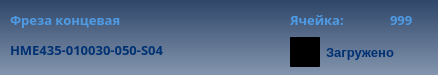
First picture: the form in client/GUI/ui/widgets/widget_15_mass_load.ui, repository komrade2801/AutoSklad, before the edit.
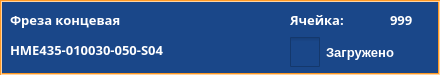
Second picture: the form after the edit. Icons and pictures are not drawn.

The edit to the form file:
```diff
--- a/client/GUI/ui/widgets/widget_15_mass_load.ui
+++ b/client/GUI/ui/widgets/widget_15_mass_load.ui
@@ -6,7 +6,7 @@
    <rect>
     <x>0</x>
     <y>0</y>
-    <width>438</width>
+    <width>440</width>
     <height>75</height>
    </rect>
   </property>
@@ -17,7 +17,19 @@
    <enum>Qt::LeftToRight</enum>
   </property>
   <property name="styleSheet">
-   <string notr="true">background-color: qlineargradient(spread:pad, x1:0.5, y1:0, x2:0.5, y2:1, stop:0 rgba(47, 70, 105, 255), stop:1 rgba(131, 149, 174, 255));</string>
+   <string notr="true">QLabel {
+	color: #FFFFFF;
+	border-width: 0px;
+	border-radius: 0px;
+}
+#background {
+	color: #FFFFFF;
+	background-color: #1A4789;
+	border-width: 2px;
+	border-style: groove;
+	border-color: #ff9923;
+	border-radius: 0px;
+}</string>
   </property>
   <widget class="QLabel" name="group_name">
    <property name="geometry">
@@ -34,88 +46,55 @@
       <colorrole role="WindowText">
        <brush brushstyle="SolidPattern">
         <color alpha="255">
-         <red>78</red>
-         <green>155</green>
-         <blue>229</blue>
+         <red>255</red>
+         <green>255</green>
+         <blue>255</blue>
         </color>
        </brush>
       </colorrole>
       <colorrole role="Button">
-       <brush brushstyle="LinearGradientPattern">
-        <gradient startx="0.000000000000000" starty="0.000000000000000" endx="1.000000000000000" endy="0.000000000000000" type="LinearGradient" spread="PadSpread" coordinatemode="ObjectBoundingMode">
-         <gradientstop position="0.000000000000000">
-          <color alpha="0">
-           <red>0</red>
-           <green>0</green>
-           <blue>0</blue>
-          </color>
-         </gradientstop>
-         <gradientstop position="1.000000000000000">
-          <color alpha="0">
-           <red>255</red>
-           <green>255</green>
-           <blue>255</blue>
-          </color>
-         </gradientstop>
-        </gradient>
+       <brush brushstyle="SolidPattern">
+        <color alpha="255">
+         <red>26</red>
+         <green>71</green>
+         <blue>137</blue>
+        </color>
        </brush>
       </colorrole>
       <colorrole role="Text">
        <brush brushstyle="SolidPattern">
         <color alpha="255">
-         <red>78</red>
-         <green>155</green>
-         <blue>229</blue>
+         <red>255</red>
+         <green>255</green>
+         <blue>255</blue>
         </color>
        </brush>
       </colorrole>
       <colorrole role="ButtonText">
        <brush brushstyle="SolidPattern">
         <color alpha="255">
-         <red>78</red>
-         <green>155</green>
-         <blue>229</blue>
+         <red>255</red>
+         <green>255</green>
+         <blue>255</blue>
         </color>
        </brush>
       </colorrole>
       <colorrole role="Base">
-       <brush brushstyle="LinearGradientPattern">
-        <gradient startx="0.000000000000000" starty="0.000000000000000" endx="1.000000000000000" endy="0.000000000000000" type="LinearGradient" spread="PadSpread" coordinatemode="ObjectBoundingMode">
-         <gradientstop position="0.000000000000000">
-          <color alpha="0">
-           <red>0</red>
-           <green>0</green>
-           <blue>0</blue>
-          </color>
-         </gradientstop>
-         <gradientstop position="1.000000000000000">
-          <color alpha="0">
-           <red>255</red>
-           <green>255</green>
-           <blue>255</blue>
-          </color>
-         </gradientstop>
-        </gradient>
+       <brush brushstyle="SolidPattern">
+        <color alpha="255">
+         <red>26</red>
+         <green>71</green>
+         <blue>137</blue>
+        </color>
        </brush>
       </colorrole>
       <colorrole role="Window">
-       <brush brushstyle="LinearGradientPattern">
-        <gradient startx="0.000000000000000" starty="0.000000000000000" endx="1.000000000000000" endy="0.000000000000000" type="LinearGradient" spread="PadSpread" coordinatemode="ObjectBoundingMode">
-         <gradientstop position="0.000000000000000">
-          <color alpha="0">
-           <red>0</red>
-           <green>0</green>
-           <blue>0</blue>
-          </color>
-         </gradientstop>
-         <gradientstop position="1.000000000000000">
-          <color alpha="0">
-           <red>255</red>
-           <green>255</green>
-           <blue>255</blue>
-          </color>
-         </gradientstop>
-        </gradient>
+       <brush brushstyle="SolidPattern">
+        <color alpha="255">
+         <red>26</red>
+         <green>71</green>
+         <blue>137</blue>
+        </color>
        </brush>
       </colorrole>
       <colorrole role="PlaceholderText">
@@ -132,88 +111,55 @@
       <colorrole role="WindowText">
        <brush brushstyle="SolidPattern">
         <color alpha="255">
-         <red>78</red>
-         <green>155</green>
-         <blue>229</blue>
+         <red>255</red>
+         <green>255</green>
+         <blue>255</blue>
         </color>
        </brush>
       </colorrole>
       <colorrole role="Button">
-       <brush brushstyle="LinearGradientPattern">
-        <gradient startx="0.000000000000000" starty="0.000000000000000" endx="1.000000000000000" endy="0.000000000000000" type="LinearGradient" spread="PadSpread" coordinatemode="ObjectBoundingMode">
-         <gradientstop position="0.000000000000000">
-          <color alpha="0">
-           <red>0</red>
-           <green>0</green>
-           <blue>0</blue>
-          </color>
-         </gradientstop>
-         <gradientstop position="1.000000000000000">
-          <color alpha="0">
-           <red>255</red>
-           <green>255</green>
-           <blue>255</blue>
-          </color>
-         </gradientstop>
-        </gradient>
+       <brush brushstyle="SolidPattern">
+        <color alpha="255">
+         <red>26</red>
+         <green>71</green>
+         <blue>137</blue>
+        </color>
        </brush>
       </colorrole>
       <colorrole role="Text">
        <brush brushstyle="SolidPattern">
         <color alpha="255">
-         <red>78</red>
-         <green>155</green>
-         <blue>229</blue>
+         <red>255</red>
+         <green>255</green>
+         <blue>255</blue>
         </color>
        </brush>
       </colorrole>
       <colorrole role="ButtonText">
        <brush brushstyle="SolidPattern">
         <color alpha="255">
-         <red>78</red>
-         <green>155</green>
-         <blue>229</blue>
+         <red>255</red>
+         <green>255</green>
+         <blue>255</blue>
         </color>
        </brush>
       </colorrole>
       <colorrole role="Base">
-       <brush brushstyle="LinearGradientPattern">
-        <gradient startx="0.000000000000000" starty="0.000000000000000" endx="1.000000000000000" endy="0.000000000000000" type="LinearGradient" spread="PadSpread" coordinatemode="ObjectBoundingMode">
-         <gradientstop position="0.000000000000000">
-          <color alpha="0">
-           <red>0</red>
-           <green>0</green>
-           <blue>0</blue>
-          </color>
-         </gradientstop>
-         <gradientstop position="1.000000000000000">
-          <color alpha="0">
-           <red>255</red>
-           <green>255</green>
-           <blue>255</blue>
-          </color>
-         </gradientstop>
-        </gradient>
+       <brush brushstyle="SolidPattern">
+        <color alpha="255">
+         <red>26</red>
+         <green>71</green>
+         <blue>137</blue>
+        </color>
        </brush>
       </colorrole>
       <colorrole role="Window">
-       <brush brushstyle="LinearGradientPattern">
-        <gradient startx="0.000000000000000" starty="0.000000000000000" endx="1.000000000000000" endy="0.000000000000000" type="LinearGradient" spread="PadSpread" coordinatemode="ObjectBoundingMode">
-         <gradientstop position="0.000000000000000">
-          <color alpha="0">
-           <red>0</red>
-           <green>0</green>
-           <blue>0</blue>
-          </color>
-         </gradientstop>
-         <gradientstop position="1.000000000000000">
-          <color alpha="0">
-           <red>255</red>
-           <green>255</green>
-           <blue>255</blue>
-          </color>
-         </gradientstop>
-        </gradient>
+       <brush brushstyle="SolidPattern">
+        <color alpha="255">
+         <red>26</red>
+         <green>71</green>
+         <blue>137</blue>
+        </color>
        </brush>
       </colorrole>
       <colorrole role="PlaceholderText">
@@ -230,88 +176,55 @@
       <colorrole role="WindowText">
        <brush brushstyle="SolidPattern">
         <color alpha="255">
-         <red>78</red>
-         <green>155</green>
-         <blue>229</blue>
+         <red>255</red>
+         <green>255</green>
+         <blue>255</blue>
         </color>
        </brush>
       </colorrole>
       <colorrole role="Button">
-       <brush brushstyle="LinearGradientPattern">
-        <gradient startx="0.000000000000000" starty="0.000000000000000" endx="1.000000000000000" endy="0.000000000000000" type="LinearGradient" spread="PadSpread" coordinatemode="ObjectBoundingMode">
-         <gradientstop position="0.000000000000000">
-          <color alpha="0">
-           <red>0</red>
-           <green>0</green>
-           <blue>0</blue>
-          </color>
-         </gradientstop>
-         <gradientstop position="1.000000000000000">
-          <color alpha="0">
-           <red>255</red>
-           <green>255</green>
-           <blue>255</blue>
-          </color>
-         </gradientstop>
-        </gradient>
+       <brush brushstyle="SolidPattern">
+        <color alpha="255">
+         <red>26</red>
+         <green>71</green>
+         <blue>137</blue>
+        </color>
        </brush>
       </colorrole>
       <colorrole role="Text">
        <brush brushstyle="SolidPattern">
         <color alpha="255">
-         <red>78</red>
-         <green>155</green>
-         <blue>229</blue>
+         <red>255</red>
+         <green>255</green>
+         <blue>255</blue>
         </color>
        </brush>
       </colorrole>
       <colorrole role="ButtonText">
        <brush brushstyle="SolidPattern">
         <color alpha="255">
-         <red>78</red>
-         <green>155</green>
-         <blue>229</blue>
+         <red>255</red>
+         <green>255</green>
+         <blue>255</blue>
         </color>
        </brush>
       </colorrole>
       <colorrole role="Base">
-       <brush brushstyle="LinearGradientPattern">
-        <gradient startx="0.000000000000000" starty="0.000000000000000" endx="1.000000000000000" endy="0.000000000000000" type="LinearGradient" spread="PadSpread" coordinatemode="ObjectBoundingMode">
-         <gradientstop position="0.000000000000000">
-          <color alpha="0">
-           <red>0</red>
-           <green>0</green>
-           <blue>0</blue>
-          </color>
-         </gradientstop>
-         <gradientstop position="1.000000000000000">
-          <color alpha="0">
-           <red>255</red>
-           <green>255</green>
-           <blue>255</blue>
-          </color>
-         </gradientstop>
-        </gradient>
+       <brush brushstyle="SolidPattern">
+        <color alpha="255">
+         <red>26</red>
+         <green>71</green>
+         <blue>137</blue>
+        </color>
        </brush>
       </colorrole>
       <colorrole role="Window">
-       <brush brushstyle="LinearGradientPattern">
-        <gradient startx="0.000000000000000" starty="0.000000000000000" endx="1.000000000000000" endy="0.000000000000000" type="LinearGradient" spread="PadSpread" coordinatemode="ObjectBoundingMode">
-         <gradientstop position="0.000000000000000">
-          <color alpha="0">
-           <red>0</red>
-           <green>0</green>
-           <blue>0</blue>
-          </color>
-         </gradientstop>
-         <gradientstop position="1.000000000000000">
-          <color alpha="0">
-           <red>255</red>
-           <green>255</green>
-           <blue>255</blue>
-          </color>
-         </gradientstop>
-        </gradient>
+       <brush brushstyle="SolidPattern">
+        <color alpha="255">
+         <red>26</red>
+         <green>71</green>
+         <blue>137</blue>
+        </color>
        </brush>
       </colorrole>
       <colorrole role="PlaceholderText">
@@ -330,12 +243,15 @@
     <font>
      <family>Arial Black</family>
      <pointsize>10</pointsize>
+     <weight>75</weight>
      <bold>true</bold>
     </font>
    </property>
    <property name="styleSheet">
-    <string notr="true">color: rgb(78, 155, 229);
-background-color: qlineargradient(spread:pad, x1:0, y1:0, x2:1, y2:0, stop:0 rgba(0, 0, 0, 0), stop:1 rgba(255, 255, 255, 0));</string>
+    <string notr="true">color: #FFFFFF;
+background-color: #1A4789;
+border-width: 0px;
+border-radius: 0px;</string>
    </property>
    <property name="text">
     <string>Фреза концевая</string>
@@ -359,88 +275,55 @@
       <colorrole role="WindowText">
        <brush brushstyle="SolidPattern">
         <color alpha="255">
-         <red>0</red>
-         <green>49</green>
-         <blue>114</blue>
+         <red>255</red>
+         <green>255</green>
+         <blue>255</blue>
         </color>
        </brush>
       </colorrole>
       <colorrole role="Button">
-       <brush brushstyle="LinearGradientPattern">
-        <gradient startx="0.000000000000000" starty="0.000000000000000" endx="1.000000000000000" endy="0.000000000000000" type="LinearGradient" spread="PadSpread" coordinatemode="ObjectBoundingMode">
-         <gradientstop position="0.000000000000000">
-          <color alpha="0">
-           <red>0</red>
-           <green>0</green>
-           <blue>0</blue>
-          </color>
-         </gradientstop>
-         <gradientstop position="1.000000000000000">
-          <color alpha="0">
-           <red>255</red>
-           <green>255</green>
-           <blue>255</blue>
-          </color>
-         </gradientstop>
-        </gradient>
+       <brush brushstyle="SolidPattern">
+        <color alpha="255">
+         <red>26</red>
+         <green>71</green>
+         <blue>137</blue>
+        </color>
        </brush>
       </colorrole>
       <colorrole role="Text">
        <brush brushstyle="SolidPattern">
         <color alpha="255">
-         <red>0</red>
-         <green>49</green>
-         <blue>114</blue>
+         <red>255</red>
+         <green>255</green>
+         <blue>255</blue>
         </color>
        </brush>
       </colorrole>
       <colorrole role="ButtonText">
        <brush brushstyle="SolidPattern">
         <color alpha="255">
-         <red>0</red>
-         <green>49</green>
-         <blue>114</blue>
+         <red>255</red>
+         <green>255</green>
+         <blue>255</blue>
         </color>
        </brush>
       </colorrole>
       <colorrole role="Base">
-       <brush brushstyle="LinearGradientPattern">
-        <gradient startx="0.000000000000000" starty="0.000000000000000" endx="1.000000000000000" endy="0.000000000000000" type="LinearGradient" spread="PadSpread" coordinatemode="ObjectBoundingMode">
-         <gradientstop position="0.000000000000000">
-          <color alpha="0">
-           <red>0</red>
-           <green>0</green>
-           <blue>0</blue>
-          </color>
-         </gradientstop>
-         <gradientstop position="1.000000000000000">
-          <color alpha="0">
-           <red>255</red>
-           <green>255</green>
-           <blue>255</blue>
-          </color>
-         </gradientstop>
-        </gradient>
+       <brush brushstyle="SolidPattern">
+        <color alpha="255">
+         <red>26</red>
+         <green>71</green>
+         <blue>137</blue>
+        </color>
        </brush>
       </colorrole>
       <colorrole role="Window">
-       <brush brushstyle="LinearGradientPattern">
-        <gradient startx="0.000000000000000" starty="0.000000000000000" endx="1.000000000000000" endy="0.000000000000000" type="LinearGradient" spread="PadSpread" coordinatemode="ObjectBoundingMode">
-         <gradientstop position="0.000000000000000">
-          <color alpha="0">
-           <red>0</red>
-           <green>0</green>
-           <blue>0</blue>
-          </color>
-         </gradientstop>
-         <gradientstop position="1.000000000000000">
-          <color alpha="0">
-           <red>255</red>
-           <green>255</green>
-           <blue>255</blue>
-          </color>
-         </gradientstop>
-        </gradient>
+       <brush brushstyle="SolidPattern">
+        <color alpha="255">
+         <red>26</red>
+         <green>71</green>
+         <blue>137</blue>
+        </color>
        </brush>
       </colorrole>
       <colorrole role="PlaceholderText">
@@ -457,88 +340,55 @@
       <colorrole role="WindowText">
        <brush brushstyle="SolidPattern">
         <color alpha="255">
-         <red>0</red>
-         <green>49</green>
-         <blue>114</blue>
+         <red>255</red>
+         <green>255</green>
+         <blue>255</blue>
         </color>
        </brush>
       </colorrole>
       <colorrole role="Button">
-       <brush brushstyle="LinearGradientPattern">
-        <gradient startx="0.000000000000000" starty="0.000000000000000" endx="1.000000000000000" endy="0.000000000000000" type="LinearGradient" spread="PadSpread" coordinatemode="ObjectBoundingMode">
-         <gradientstop position="0.000000000000000">
-          <color alpha="0">
-           <red>0</red>
-           <green>0</green>
-           <blue>0</blue>
-          </color>
-         </gradientstop>
-         <gradientstop position="1.000000000000000">
-          <color alpha="0">
-           <red>255</red>
-           <green>255</green>
-           <blue>255</blue>
-          </color>
-         </gradientstop>
-        </gradient>
+       <brush brushstyle="SolidPattern">
+        <color alpha="255">
+         <red>26</red>
+         <green>71</green>
+         <blue>137</blue>
+        </color>
        </brush>
       </colorrole>
       <colorrole role="Text">
        <brush brushstyle="SolidPattern">
         <color alpha="255">
-         <red>0</red>
-         <green>49</green>
-         <blue>114</blue>
+         <red>255</red>
+         <green>255</green>
+         <blue>255</blue>
         </color>
        </brush>
       </colorrole>
       <colorrole role="ButtonText">
        <brush brushstyle="SolidPattern">
         <color alpha="255">
-         <red>0</red>
-         <green>49</green>
-         <blue>114</blue>
+         <red>255</red>
+         <green>255</green>
+         <blue>255</blue>
         </color>
        </brush>
       </colorrole>
       <colorrole role="Base">
-       <brush brushstyle="LinearGradientPattern">
-        <gradient startx="0.000000000000000" starty="0.000000000000000" endx="1.000000000000000" endy="0.000000000000000" type="LinearGradient" spread="PadSpread" coordinatemode="ObjectBoundingMode">
-         <gradientstop position="0.000000000000000">
-          <color alpha="0">
-           <red>0</red>
-           <green>0</green>
-           <blue>0</blue>
-          </color>
-         </gradientstop>
-         <gradientstop position="1.000000000000000">
-          <color alpha="0">
-           <red>255</red>
-           <green>255</green>
-           <blue>255</blue>
-          </color>
-         </gradientstop>
-        </gradient>
+       <brush brushstyle="SolidPattern">
+        <color alpha="255">
+         <red>26</red>
+         <green>71</green>
+         <blue>137</blue>
+        </color>
        </brush>
       </colorrole>
       <colorrole role="Window">
-       <brush brushstyle="LinearGradientPattern">
-        <gradient startx="0.000000000000000" starty="0.000000000000000" endx="1.000000000000000" endy="0.000000000000000" type="LinearGradient" spread="PadSpread" coordinatemode="ObjectBoundingMode">
-         <gradientstop position="0.000000000000000">
-          <color alpha="0">
-           <red>0</red>
-           <green>0</green>
-           <blue>0</blue>
-          </color>
-         </gradientstop>
-         <gradientstop position="1.000000000000000">
-          <color alpha="0">
-           <red>255</red>
-           <green>255</green>
-           <blue>255</blue>
-          </color>
-         </gradientstop>
-        </gradient>
+       <brush brushstyle="SolidPattern">
+        <color alpha="255">
+         <red>26</red>
+         <green>71</green>
+         <blue>137</blue>
+        </color>
        </brush>
       </colorrole>
       <colorrole role="PlaceholderText">
@@ -555,88 +405,55 @@
       <colorrole role="WindowText">
        <brush brushstyle="SolidPattern">
         <color alpha="255">
-         <red>0</red>
-         <green>49</green>
-         <blue>114</blue>
+         <red>255</red>
+         <green>255</green>
+         <blue>255</blue>
         </color>
        </brush>
       </colorrole>
       <colorrole role="Button">
-       <brush brushstyle="LinearGradientPattern">
-        <gradient startx="0.000000000000000" starty="0.000000000000000" endx="1.000000000000000" endy="0.000000000000000" type="LinearGradient" spread="PadSpread" coordinatemode="ObjectBoundingMode">
-         <gradientstop position="0.000000000000000">
-          <color alpha="0">
-           <red>0</red>
-           <green>0</green>
-           <blue>0</blue>
-          </color>
-         </gradientstop>
-         <gradientstop position="1.000000000000000">
-          <color alpha="0">
-           <red>255</red>
-           <green>255</green>
-           <blue>255</blue>
-          </color>
-         </gradientstop>
-        </gradient>
+       <brush brushstyle="SolidPattern">
+        <color alpha="255">
+         <red>26</red>
+         <green>71</green>
+         <blue>137</blue>
+        </color>
        </brush>
       </colorrole>
       <colorrole role="Text">
        <brush brushstyle="SolidPattern">
         <color alpha="255">
-         <red>0</red>
-         <green>49</green>
-         <blue>114</blue>
+         <red>255</red>
+         <green>255</green>
+         <blue>255</blue>
         </color>
        </brush>
       </colorrole>
       <colorrole role="ButtonText">
        <brush brushstyle="SolidPattern">
         <color alpha="255">
-         <red>0</red>
-         <green>49</green>
-         <blue>114</blue>
+         <red>255</red>
+         <green>255</green>
+         <blue>255</blue>
         </color>
        </brush>
       </colorrole>
       <colorrole role="Base">
-       <brush brushstyle="LinearGradientPattern">
-        <gradient startx="0.000000000000000" starty="0.000000000000000" endx="1.000000000000000" endy="0.000000000000000" type="LinearGradient" spread="PadSpread" coordinatemode="ObjectBoundingMode">
-         <gradientstop position="0.000000000000000">
-          <color alpha="0">
-           <red>0</red>
-           <green>0</green>
-           <blue>0</blue>
-          </color>
-         </gradientstop>
-         <gradientstop position="1.000000000000000">
-          <color alpha="0">
-           <red>255</red>
-           <green>255</green>
-           <blue>255</blue>
-          </color>
-         </gradientstop>
-        </gradient>
+       <brush brushstyle="SolidPattern">
+        <color alpha="255">
+         <red>26</red>
+         <green>71</green>
+         <blue>137</blue>
+        </color>
        </brush>
       </colorrole>
       <colorrole role="Window">
-       <brush brushstyle="LinearGradientPattern">
-        <gradient startx="0.000000000000000" starty="0.000000000000000" endx="1.000000000000000" endy="0.000000000000000" type="LinearGradient" spread="PadSpread" coordinatemode="ObjectBoundingMode">
-         <gradientstop position="0.000000000000000">
-          <color alpha="0">
-           <red>0</red>
-           <green>0</green>
-           <blue>0</blue>
-          </color>
-         </gradientstop>
-         <gradientstop position="1.000000000000000">
-          <color alpha="0">
-           <red>255</red>
-           <green>255</green>
-           <blue>255</blue>
-          </color>
-         </gradientstop>
-        </gradient>
+       <brush brushstyle="SolidPattern">
+        <color alpha="255">
+         <red>26</red>
+         <green>71</green>
+         <blue>137</blue>
+        </color>
        </brush>
       </colorrole>
       <colorrole role="PlaceholderText">
@@ -655,12 +472,15 @@
     <font>
      <family>Arial Black</family>
      <pointsize>10</pointsize>
+     <weight>75</weight>
      <bold>true</bold>
     </font>
    </property>
    <property name="styleSheet">
-    <string notr="true">color: rgb(0, 49, 114);
-background-color: qlineargradient(spread:pad, x1:0, y1:0, x2:1, y2:0, stop:0 rgba(0, 0, 0, 0), stop:1 rgba(255, 255, 255, 0));</string>
+    <string notr="true">color: #FFFFFF;
+background-color: #1A4789;
+border-width: 0px;
+border-radius: 0px;</string>
    </property>
    <property name="text">
     <string>HME435-010030-050-S04</string>
@@ -682,12 +502,15 @@
     <font>
      <family>Arial Black</family>
      <pointsize>10</pointsize>
+     <weight>75</weight>
      <bold>true</bold>
     </font>
    </property>
    <property name="styleSheet">
-    <string notr="true">color: rgb(78, 155, 229);
-background-color: qlineargradient(spread:pad, x1:0, y1:0, x2:1, y2:0, stop:0 rgba(0, 0, 0, 0), stop:1 rgba(255, 255, 255, 0));</string>
+    <string notr="true">color: #FFFFFF;
+background-color: #1A4789;
+border-width: 0px;
+border-radius: 0px;</string>
    </property>
    <property name="text">
     <string>Ячейка:</string>
@@ -709,12 +532,15 @@
     <font>
      <family>Arial Black</family>
      <pointsize>10</pointsize>
+     <weight>75</weight>
      <bold>true</bold>
     </font>
    </property>
    <property name="styleSheet">
-    <string notr="true">color: rgb(78, 155, 229);
-background-color: qlineargradient(spread:pad, x1:0, y1:0, x2:1, y2:0, stop:0 rgba(0, 0, 0, 0), stop:1 rgba(255, 255, 255, 0));</string>
+    <string notr="true">color: #FFFFFF;
+background-color: #1A4789;
+border-width: 0px;
+border-radius: 0px;</string>
    </property>
    <property name="text">
     <string>999</string>
@@ -745,6 +571,7 @@
     <font>
      <family>Arial</family>
      <pointsize>10</pointsize>
+     <weight>75</weight>
      <bold>true</bold>
      <stylestrategy>PreferDefault</stylestrategy>
     </font>
@@ -755,8 +582,10 @@
    <property name="styleSheet">
     <string notr="true">
 QCheckBox {
-	color: rgb(0, 49, 114);
-	background-color: qlineargradient(spread:pad, x1:0, y1:0, x2:1, y2:0, stop:0 rgba(0, 0, 0, 0), stop:1 rgba(255, 255, 255, 0))
+color: #FFFFFF;
+background-color: #1A4789;
+border-width: 0px;
+border-radius: 0px;
 }
 QCheckBox::indicator {
 	width: 30px; 
@@ -767,7 +596,8 @@
 }
 QCheckBox::indicator:checked {
     image: url(:/icons/checked.png)
-}</string>
+}
+</string>
    </property>
    <property name="text">
     <string>Загружено</string>
@@ -788,6 +618,31 @@
     <bool>false</bool>
    </property>
   </widget>
+  <widget class="QLabel" name="background">
+   <property name="geometry">
+    <rect>
+     <x>0</x>
+     <y>0</y>
+     <width>440</width>
+     <height>75</height>
+    </rect>
+   </property>
+   <property name="frameShape">
+    <enum>QFrame::StyledPanel</enum>
+   </property>
+   <property name="frameShadow">
+    <enum>QFrame::Sunken</enum>
+   </property>
+   <property name="text">
+    <string/>
+   </property>
+  </widget>
+  <zorder>background</zorder>
+  <zorder>group_name</zorder>
+  <zorder>tools_name</zorder>
+  <zorder>lbl_info</zorder>
+  <zorder>cell_number</zorder>
+  <zorder>checkBox</zorder>
  </widget>
  <resources>
   <include location="../../img/resources_widget.qrc"/>
```
